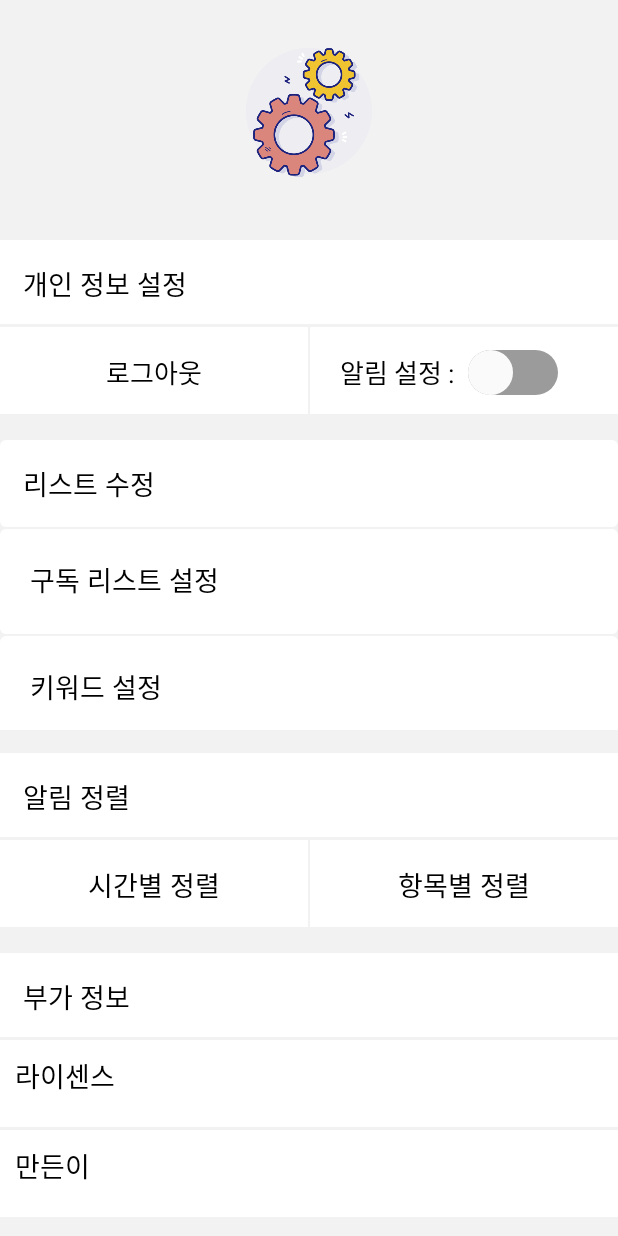
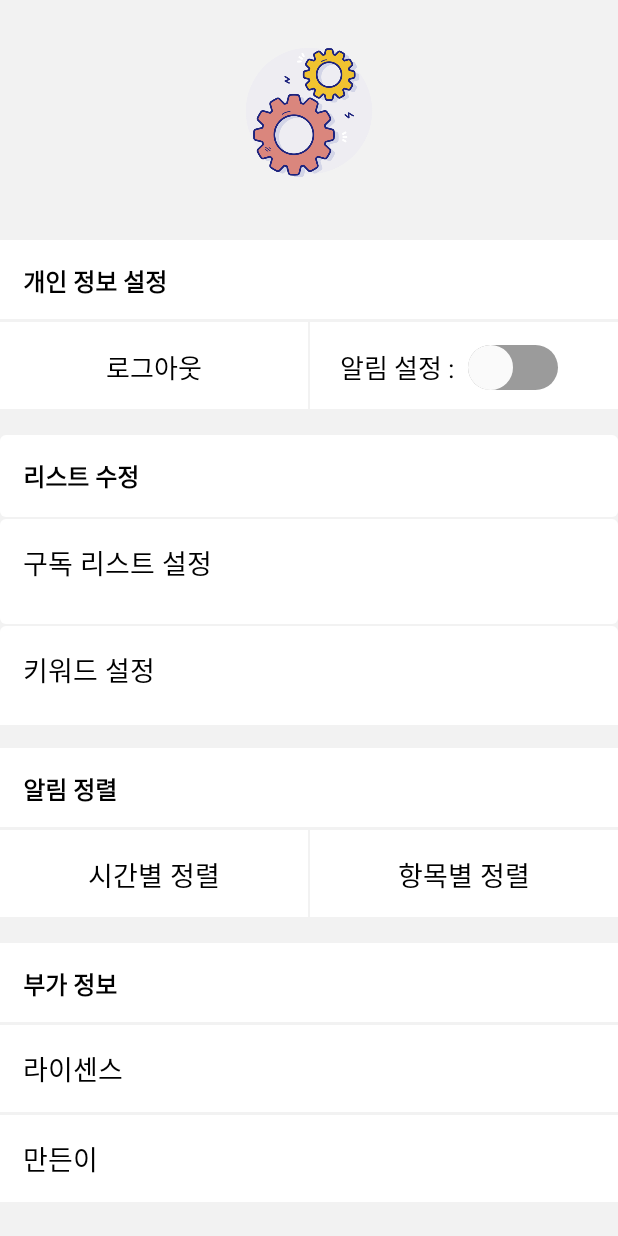
Before and after one commit to ppcomp/knu-notice-client, an Android app: the Setting screen opened directly, with no data from a screen before it, on a phone screen of 412 x 824 dp. Run offline under Robolectric (Android 15) with nearby library versions, the phone set to English and light mode, and no system bars.

Commit message:
style: setting.xml 폰트 설정 수정

```diff
--- a/Knu_push_app/app/src/main/res/layout/activity_setting.xml
+++ b/Knu_push_app/app/src/main/res/layout/activity_setting.xml
@@ -26,9 +26,9 @@
         android:layout_height="wrap_content"
         android:text="개인 정보 설정"
         android:padding="15dp"
+        android:textStyle="bold"
         android:textColor="@color/colorBlack"
-        android:fontFamily="@font/cafedangdanghae"
-        android:textSize="18dp"
+        android:textSize="16dp"
         android:background="@drawable/setting_bottom_line"
 
         app:layout_constraintLeft_toLeftOf="parent"
@@ -90,9 +90,9 @@
             android:layout_height="wrap_content"
             android:text="리스트 수정"
             android:padding="15dp"
+            android:textStyle="bold"
             android:textColor="@color/colorBlack"
-            android:fontFamily="@font/cafedangdanghae"
-            android:textSize="18dp"
+            android:textSize="16dp"
             android:background="@drawable/bg_setting_button"
             app:layout_constraintLeft_toLeftOf="parent"
             app:layout_constraintRight_toRightOf="parent"
@@ -103,7 +103,8 @@
             android:layout_height="70dp"
             android:text="구독 리스트 설정"
             android:textSize="18dp"
-            android:padding="20dp"
+            android:padding="15dp"
+            android:paddingTop="25dp"
             android:textColor="@color/colorBlack"
             android:layout_marginTop="1dp"
             android:clickable="true"
@@ -122,8 +123,9 @@
             android:text="키워드 설정"
             android:layout_marginTop="1dp"
             android:textSize="18dp"
+            android:padding="15dp"
+            android:paddingTop="25dp"
             android:textColor="@color/colorBlack"
-            android:padding="20dp"
             android:clickable="true"
             android:background="@drawable/bg_setting_button"
             android:focusable="true"
@@ -142,9 +144,9 @@
         android:layout_height="wrap_content"
         android:text="알림 정렬"
         android:padding="15dp"
+        android:textStyle="bold"
         android:textColor="@color/colorBlack"
-        android:fontFamily="@font/cafedangdanghae"
-        android:textSize="18dp"
+        android:textSize="16dp"
         android:layout_marginTop="15dp"
         android:background="@drawable/setting_bottom_line"
         app:layout_constraintLeft_toLeftOf="parent"
@@ -199,9 +201,9 @@
         android:layout_height="wrap_content"
         android:text="부가 정보"
         android:padding="15dp"
+        android:textStyle="bold"
         android:textColor="@color/colorBlack"
-        android:fontFamily="@font/cafedangdanghae"
-        android:textSize="18dp"
+        android:textSize="16dp"
         android:background="@drawable/setting_bottom_line"
         app:layout_constraintLeft_toLeftOf="parent"
         app:layout_constraintRight_toRightOf="parent"
@@ -211,9 +213,10 @@
             android:layout_width="match_parent"
             android:layout_height="60dp"
             android:text="라이센스"
-            android:padding="10dp"
             android:textColor="@color/colorBlack"
             android:textSize="18dp"
+            android:padding="15dp"
+            android:paddingTop="25dp"
             android:background="@drawable/setting_bottom_line"
             app:layout_constraintLeft_toLeftOf="parent"
             app:layout_constraintRight_toRightOf="parent"
@@ -223,7 +226,8 @@
             android:layout_width="match_parent"
             android:layout_height="60dp"
             android:text="만든이"
-            android:padding="10dp"
+            android:padding="15dp"
+            android:paddingTop="25dp"
             android:textColor="@color/colorBlack"
             android:textSize="18dp"
             android:background="@drawable/setting_bottom_line"
```
